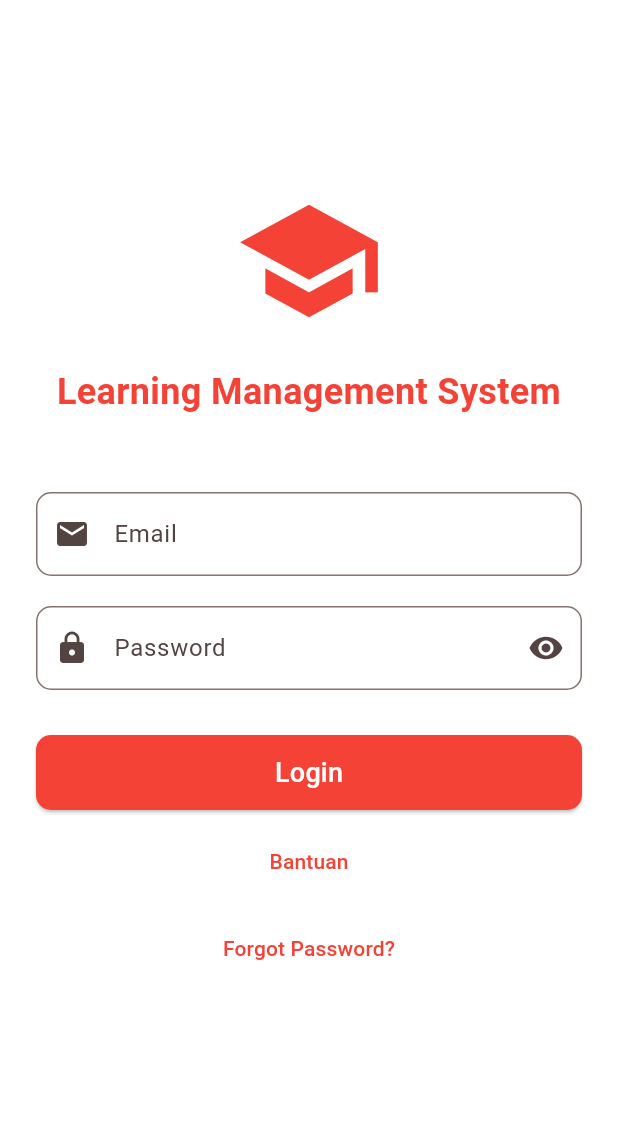
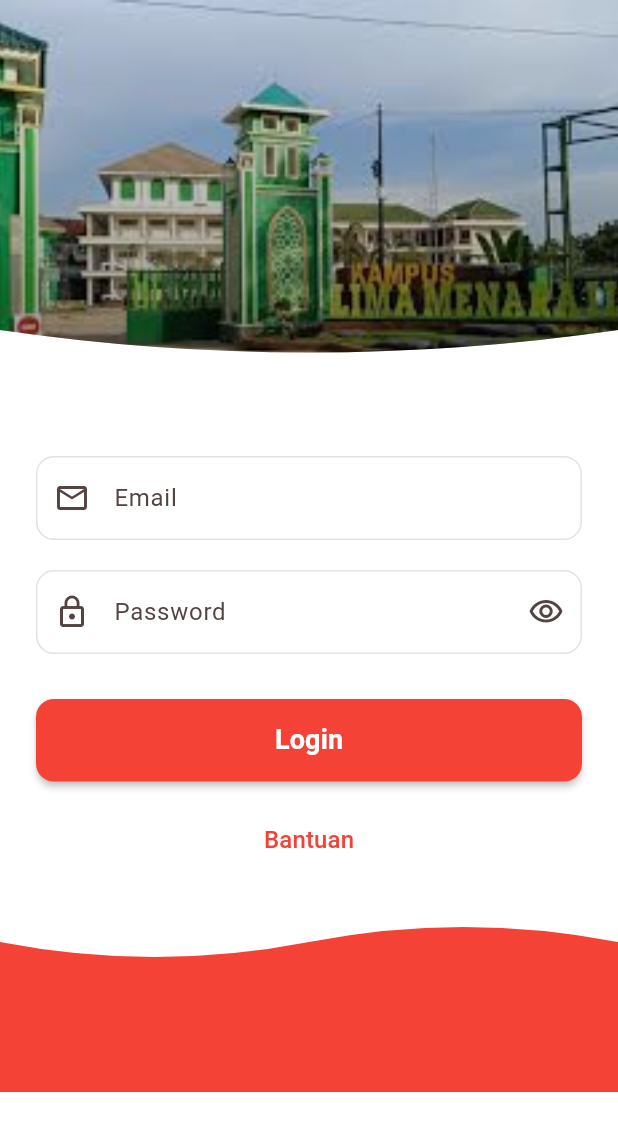
Before and after one commit to mfhaisall/uas-mp, a Flutter app: the screen it shows after launch, on a phone screen of 412 x 824 dp. Shown: the top 1131 px of the screen. Run offline on Flutter 3.47's test engine with Material 3 defaults, Android fonts, the phone set to English and light mode, and no system bars.

Commit message:
remake halaman login

```diff
--- a/learning_management_system/lib/auth/login_screen.dart
+++ b/learning_management_system/lib/auth/login_screen.dart
@@ -33,38 +33,90 @@ class _LoginScreenState extends State<LoginScreen> {
     return Scaffold(
       backgroundColor: Colors.white,
       body: SingleChildScrollView(
-        child: Padding(
+        child: Column(
+          children: [
+            // Modern header with campus image - appears cut off at bottom (no text)
+            SizedBox(
+              height: 250,
+              child: Stack(
+                children: [
+                  // Campus image as background with cut-off effect
+                  ClipPath(
+                    clipper: HeaderClipper(),
+                    child: Image.asset(
+                      'assets/images/banners/campus.jpg',
+                      fit: BoxFit.cover,
+                      width: double.infinity,
+                      height: double.infinity,
+                      errorBuilder: (context, error, stackTrace) {
+                        // Fallback to modern gradient if image is not found
+                        return Container(
+                          decoration: const BoxDecoration(
+                            gradient: LinearGradient(
+                              begin: Alignment.topLeft,
+                              end: Alignment.bottomRight,
+                              colors: [
+                                Colors.blue,
+                                Colors.purple,
+                              ],
+                            ),
+                          ),
+                        );
+                      },
+                    ),
+                  ),
+                  // Semi-transparent overlay with gradient for modern effect
+                  ClipPath(
+                    clipper: HeaderClipper(),
+                    child: Container(
+                      width: double.infinity,
+                      height: double.infinity,
+                      decoration: BoxDecoration(
+                        gradient: LinearGradient(
+                          begin: Alignment.topCenter,
+                          end: Alignment.bottomCenter,
+                          colors: [
+                            Colors.black.withValues(alpha: 0.1),
+                            Colors.black.withValues(alpha: 0.4),
+                          ],
+                        ),
+                      ),
+                    ),
+                  ),
+                ],
+              ),
+            ),
+            // Login form with modern styling
+            Padding(
               padding: const EdgeInsets.all(24.0),
               child: Form(
                 key: _formKey,
                 child: Column(
-              mainAxisAlignment: MainAxisAlignment.center,
-              crossAxisAlignment: CrossAxisAlignment.center,
                   children: [
-                SizedBox(height: 100),
-                Icon(
-                  Icons.school,
-                  size: 100,
-                  color: Colors.red,
-                ),
-                SizedBox(height: 20),
-                Text(
-                  'Learning Management System',
-                  style: TextStyle(
-                    fontSize: 24,
-                    fontWeight: FontWeight.bold,
-                    color: Colors.red,
-                  ),
-                  textAlign: TextAlign.center,
-                ),
-                SizedBox(height: 50),
+                    const SizedBox(height: 30),
                     TextFormField(
                       controller: _emailController,
                       decoration: InputDecoration(
                         labelText: 'Email',
-                    prefixIcon: Icon(Icons.email),
+                        prefixIcon: const Icon(Icons.email_outlined),
                         border: OutlineInputBorder(
-                      borderRadius: BorderRadius.circular(10),
+                          borderRadius: BorderRadius.circular(12),
+                          borderSide: BorderSide(
+                            color: Colors.grey.withValues(alpha: 0.3),
+                          ),
+                        ),
+                        enabledBorder: OutlineInputBorder(
+                          borderRadius: BorderRadius.circular(12),
+                          borderSide: BorderSide(
+                            color: Colors.grey.withValues(alpha: 0.3),
+                          ),
+                        ),
+                        focusedBorder: OutlineInputBorder(
+                          borderRadius: BorderRadius.circular(12),
+                          borderSide: const BorderSide(
+                            color: Colors.red,
+                            width: 2,
+                          ),
                         ),
                       ),
                       validator: (value) {
@@ -74,16 +126,16 @@ class _LoginScreenState extends State<LoginScreen> {
                         return null;
                       },
                     ),
-                SizedBox(height: 20),
+                    const SizedBox(height: 20),
                     TextFormField(
                       controller: _passwordController,
                       obscureText: _obscureText,
                       decoration: InputDecoration(
                         labelText: 'Password',
-                    prefixIcon: Icon(Icons.lock),
+                        prefixIcon: const Icon(Icons.lock_outline),
                         suffixIcon: IconButton(
                           icon: Icon(
-                        _obscureText ? Icons.visibility : Icons.visibility_off,
+                            _obscureText ? Icons.visibility_outlined : Icons.visibility_off_outlined,
                           ),
                           onPressed: () {
                             setState(() {
@@ -92,7 +144,23 @@ class _LoginScreenState extends State<LoginScreen> {
                           },
                         ),
                         border: OutlineInputBorder(
-                      borderRadius: BorderRadius.circular(10),
+                          borderRadius: BorderRadius.circular(12),
+                          borderSide: BorderSide(
+                            color: Colors.grey.withValues(alpha: 0.3),
+                          ),
+                        ),
+                        enabledBorder: OutlineInputBorder(
+                          borderRadius: BorderRadius.circular(12),
+                          borderSide: BorderSide(
+                            color: Colors.grey.withValues(alpha: 0.3),
+                          ),
+                        ),
+                        focusedBorder: OutlineInputBorder(
+                          borderRadius: BorderRadius.circular(12),
+                          borderSide: const BorderSide(
+                            color: Colors.red,
+                            width: 2,
+                          ),
                         ),
                       ),
                       validator: (value) {
@@ -105,28 +173,30 @@ class _LoginScreenState extends State<LoginScreen> {
                         return null;
                       },
                     ),
-                SizedBox(height: 30),
+                    const SizedBox(height: 30),
                     SizedBox(
                       width: double.infinity,
-                  height: 50,
+                      height: 55,
                       child: ElevatedButton(
                         onPressed: _handleLogin,
                         style: ElevatedButton.styleFrom(
                           backgroundColor: Colors.red,
                           shape: RoundedRectangleBorder(
-                        borderRadius: BorderRadius.circular(10),
+                            borderRadius: BorderRadius.circular(12),
                           ),
+                          elevation: 2,
                         ),
-                    child: Text(
+                        child: const Text(
                           'Login',
                           style: TextStyle(
                             fontSize: 18,
+                            fontWeight: FontWeight.w600,
                             color: Colors.white,
                           ),
                         ),
                       ),
                     ),
-                SizedBox(height: 10),
+                    const SizedBox(height: 15),
                     TextButton(
                       onPressed: () {
                         Navigator.push(
@@ -134,22 +204,12 @@ class _LoginScreenState extends State<LoginScreen> {
                           MaterialPageRoute(builder: (context) => const HelpScreen()),
                         );
                       },
-                  child: Text(
+                      child: const Text(
                         'Bantuan',
                         style: TextStyle(
                           color: Colors.red,
-                    ),
-                  ),
-                ),
-                SizedBox(height: 10),
-                TextButton(
-                  onPressed: () {
-                    // Handle forgot password
-                  },
-                  child: Text(
-                    'Forgot Password?',
-                    style: TextStyle(
-                      color: Colors.red,
+                          fontSize: 16,
+                          fontWeight: FontWeight.w500,
                         ),
                       ),
                     ),
@@ -157,7 +217,82 @@ class _LoginScreenState extends State<LoginScreen> {
                 ),
               ),
             ),
+            // Footer with flat bottom and wavy top
+            ClipPath(
+              clipper: FooterWaveClipper(),
+              child: Container(
+                height: 120,
+                width: double.infinity,
+                color: Colors.red,
+              ),
+            ),
+          ],
+        ),
       ),
     );
   }
 }
+
+// Custom clipper for header to create cut-off effect
+class HeaderClipper extends CustomClipper<Path> {
+  @override
+  Path getClip(Size size) {
+    var path = Path();
+    path.lineTo(0, size.height - 30);
+    path.quadraticBezierTo(size.width / 2, size.height, size.width, size.height - 30);
+    path.lineTo(size.width, 0);
+    path.close();
+    return path;
+  }
+
+  @override
+  bool shouldReclip(covariant CustomClipper<Path> oldClipper) {
+    return false;
+  }
+}
+
+// Custom clipper for footer with flat bottom and wavy top
+class FooterWaveClipper extends CustomClipper<Path> {
+  @override
+  Path getClip(Size size) {
+    var path = Path();
+
+    // Start at bottom left
+    path.moveTo(0, size.height);
+
+    // Draw flat bottom line to bottom right
+    path.lineTo(size.width, size.height);
+
+    // Draw straight line up to create right edge
+    path.lineTo(size.width, 20);
+
+    // Create wave pattern at the top
+    var firstControlPoint = Offset(size.width * 3/4, 0);
+    var firstEndPoint = Offset(size.width/2, 20);
+    path.quadraticBezierTo(
+      firstControlPoint.dx,
+      firstControlPoint.dy,
+      firstEndPoint.dx,
+      firstEndPoint.dy,
+    );
+
+    var secondControlPoint = Offset(size.width/4, 40);
+    var secondEndPoint = Offset(0, 20);
+    path.quadraticBezierTo(
+      secondControlPoint.dx,
+      secondControlPoint.dy,
+      secondEndPoint.dx,
+      secondEndPoint.dy,
+    );
+
+    // Close the path
+    path.lineTo(0, size.height);
+    path.close();
+    return path;
+  }
+
+  @override
+  bool shouldReclip(covariant CustomClipper<Path> oldClipper) {
+    return false;
+  }
+}
```
Also changed, not shown: learning_management_system/pubspec.yaml (+5 -3 lines), learning_management_system/assets/images/banners/campus.jpg (added). Lines whose indentation alone changed are shown as unchanged.
